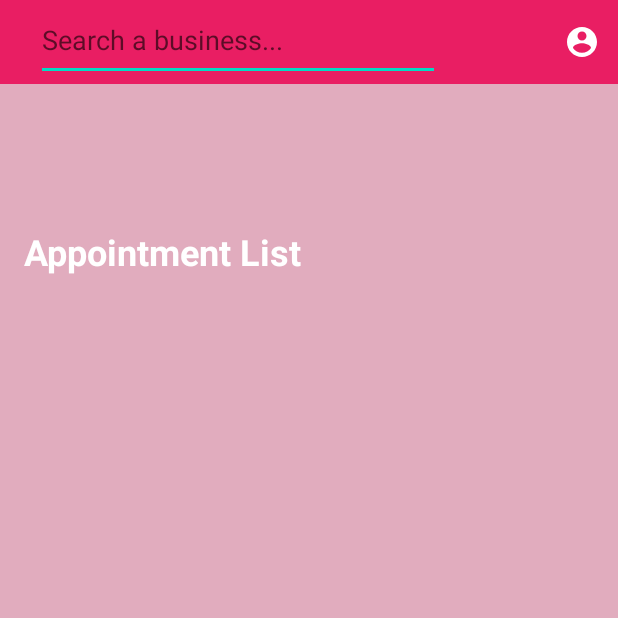
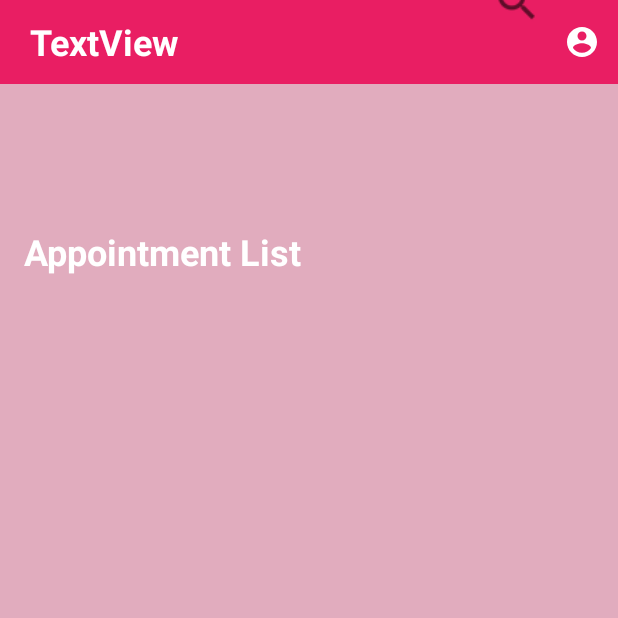
Before and after one commit to DimaAbbas/FinalProject-UniHaifa, an Android app: the CustomerHomePage screen opened directly, with no data from a screen before it, on a phone screen of 412 x 824 dp, the top half of it. Run offline under Robolectric (Android 15) with nearby library versions, the phone set to English and light mode, and no system bars; our stand-ins replace Firebase (no records; nobody signed in at launch, a user with empty details on screens opened directly); 3 statements that could not run were skipped.

Commit message:
Update all for the customer user

```diff
--- a/app/src/main/java/com/example/finalproject_unihaifa/AppointmentType.java
+++ b/app/src/main/java/com/example/finalproject_unihaifa/AppointmentType.java
@@ -62,4 +62,8 @@ public class AppointmentType {
     public int getPrice() {
         return price;
     }
+
+    public Map<String, Boolean> Days() {
+        return days;
+    }
 }
--- a/app/src/main/java/com/example/finalproject_unihaifa/CustomerHomePage.java
+++ b/app/src/main/java/com/example/finalproject_unihaifa/CustomerHomePage.java
@@ -2,11 +2,16 @@ package com.example.finalproject_unihaifa;
 
 import android.content.Intent;
 import android.os.Bundle;
+import android.view.MenuInflater;
+import android.view.MenuItem;
 import android.view.View;
 import android.widget.AdapterView;
 import android.widget.EditText;
 import android.widget.ListView;
+import android.widget.PopupMenu;
 import android.widget.SimpleAdapter;
+import android.widget.TextView;
+import android.widget.Toast;
 
 import androidx.annotation.NonNull;
 import androidx.annotation.Nullable;
@@ -18,6 +23,7 @@ import com.google.firebase.database.DataSnapshot;
 import com.google.firebase.database.DatabaseError;
 import com.google.firebase.database.DatabaseReference;
 import com.google.firebase.database.FirebaseDatabase;
+import com.google.firebase.database.Query;
 import com.google.firebase.database.ValueEventListener;
 
 import java.util.ArrayList;
@@ -27,14 +33,14 @@ import java.util.Map;
 
 public class CustomerHomePage extends AppCompatActivity implements AdapterView.OnItemClickListener, View.OnClickListener {
     ListView apps;
-    EditText searchTxt;
+    TextView username;
     FirebaseAuth mAuth;
     FirebaseDatabase database;
-    DatabaseReference myRef;
+    DatabaseReference myRef, myApp;
     List list = new ArrayList<>();
     ArrayList<Appointment> app = new ArrayList<Appointment>();;
     Map<String, String > item;
-    static String search;
+    static User user;
 
     @Override
     protected void onCreate(@Nullable Bundle savedInstanceState) {
@@ -44,28 +50,49 @@ public class CustomerHomePage extends AppCompatActivity implements AdapterView.O
         mAuth = FirebaseAuth.getInstance();
         database = FirebaseDatabase.getInstance();
         myRef = database.getReference("User");
+        myApp = database.getReference("Appointments");
+
         apps = (ListView) findViewById(R.id.Appointments);
         SimpleAdapter adapter = new SimpleAdapter(this, list, R.layout.multi_line,
                 new String[] {"line1","line2"}, new int[] {R.id.line_a,R.id.line_b});
         apps.setAdapter(adapter);
         adapter.notifyDataSetChanged();
 
+        username = (TextView) findViewById(R.id.username1);
+
         FirebaseUser current = mAuth.getCurrentUser();
 
         if(current != null){
-            myRef = myRef.child(current.getUid());
-            myRef.addListenerForSingleValueEvent(new ValueEventListener() {
+            list.clear();
+            Query query = myRef.child(current.getUid());
+            query.addListenerForSingleValueEvent(new ValueEventListener() {
                 @Override
                 public void onDataChange(@NonNull DataSnapshot snapshot) {
-                    User user = snapshot.getValue(User.class);
-                    app = user.getAppointments();
-                    for(Appointment i : app){
-                        item = new HashMap<String,String>();
-                        item.put("line1", i.getType() + " appointment at " + i.getBusinessN());
-                        item.put("line2", "Time : " + i.getStartTime().toString().subSequence(0,5) + ", Date : " + i.getDate());
-                        list.add(item);
-                        adapter.notifyDataSetChanged();
-                    }
+                    User user_ = snapshot.getValue(User.class);
+                    setUser(user_);
+                    app = user_.getAppointments();
+                    username.setText(user_.getName());
+                    myApp = myApp.child(user_.getName());
+                    myApp.addListenerForSingleValueEvent(new ValueEventListener() {
+                        @Override
+                        public void onDataChange(@NonNull DataSnapshot snapshot) {
+                            for(DataSnapshot i : snapshot.getChildren()){
+                                if(i.exists()){
+                                    Appointment p = i.getValue(Appointment.class);
+                                    item = new HashMap<String,String>();
+                                    item.put("line1", p.getType() + " appointment at " + p.getBusinessN());
+                                    item.put("line2", "Time : " + p.getStartTime().toString().subSequence(0,5) + ", Date : " + p.getDate());
+                                    list.add(item);
+                                    adapter.notifyDataSetChanged();
+                                }
+                            }
+                        }
+
+                        @Override
+                        public void onCancelled(@NonNull DatabaseError error) {
+
+                        }
+                    });
                 }
                 @Override
                 public void onCancelled(@NonNull DatabaseError error) {
@@ -75,7 +102,6 @@ public class CustomerHomePage extends AppCompatActivity implements AdapterView.O
         }
         apps.setOnItemClickListener(this);
 
-        searchTxt = (EditText) findViewById(R.id.searchTxt);
         findViewById(R.id.C_account).setOnClickListener(this);
         findViewById(R.id.search_btn).setOnClickListener(this);
     }
@@ -89,20 +115,45 @@ public class CustomerHomePage extends AppCompatActivity implements AdapterView.O
     public void onClick(View v) {
         switch (v.getId()){
             case R.id.C_account:
-                startActivity(new Intent(getApplicationContext(), AccountInfo.class));
+                showPopup(v);
                 break;
             case R.id.search_btn:
-                setSearchName(searchTxt.getText().toString().trim());
-                startActivity(new Intent(getApplicationContext(), com.example.finalproject_unihaifa.SearchResult.class));
+                startActivity(new Intent(getApplicationContext(), SearchResult.class));
                 break;
         }
+    }
+
+    public void showPopup(View v){
+        PopupMenu popup = new PopupMenu(this, v);
+        MenuInflater inflater = popup.getMenuInflater();
+        inflater.inflate(R.menu.customer_submenu, popup.getMenu());
+
+        popup.show();
+        popup.setOnMenuItemClickListener(new PopupMenu.OnMenuItemClickListener() {
+            @Override
+            public boolean onMenuItemClick(MenuItem item) {
+
+                switch (item.getItemId()) {
+                    case R.id.C_account_info:
+                        //Toast.makeText(getApplicationContext(), "Your account clicked", Toast.LENGTH_SHORT).show();
+                        startActivity(new Intent(getApplicationContext(), AccountInfo.class));
+                        break;
+                    case R.id.bu_list:
+                        //TODO
+                    case R.id.log_out1:
+                        //TODO
+                }
+
+                return true;
+            }
+        });
 
     }
 
-    public void setSearchName(String searchTxt){
-        search = searchTxt;
+    public void setUser(User user){
+        this.user = user;
     }
-    public static String getSearchName(){
-        return search;
+    public static User getUser(){
+        return user;
     }
 }
--- a/app/src/main/res/layout/activity_customer_home.xml
+++ b/app/src/main/res/layout/activity_customer_home.xml
@@ -17,33 +17,36 @@
         app:layout_constraintVertical_bias="0.0"
         app:menu="@menu/customer_menu"
         app:titleTextColor="#FFFFFF"
-        tools:layout_editor_absoluteX="-76dp" />
+        tools:layout_editor_absoluteX="0dp" />
 
-    <ImageButton
-        android:id="@+id/search_btn"
+    <TextView
+        android:id="@+id/username1"
         android:layout_width="wrap_content"
         android:layout_height="wrap_content"
-        android:layout_marginBottom="15dp"
-        android:background="@color/buttons"
-        app:layout_constraintBottom_toTopOf="@+id/linearLayout"
+        android:layout_marginStart="20dp"
+        android:layout_marginBottom="12dp"
+        android:text="TextView"
+        android:textColor="@color/white"
+        android:textSize="24sp"
+        android:textStyle="bold"
+        app:layout_constraintBottom_toBottomOf="@+id/toolbar"
+        app:layout_constraintStart_toStartOf="@+id/toolbar" />
+
+    <ImageView
+        android:id="@+id/search_btn"
+        android:layout_width="35dp"
+        android:layout_height="33dp"
+        android:layout_marginStart="100dp"
+        android:layout_marginTop="25dp"
+        android:layout_marginEnd="50dp"
+        android:layout_marginBottom="56dp"
+        app:layout_constraintBottom_toTopOf="@+id/toolbar"
         app:layout_constraintEnd_toEndOf="parent"
-        app:layout_constraintHorizontal_bias="0.89"
-        app:layout_constraintStart_toStartOf="parent"
+        app:layout_constraintHorizontal_bias="1.0"
+        app:layout_constraintStart_toEndOf="@+id/toolbar"
         app:layout_constraintTop_toTopOf="parent"
-        app:layout_constraintVertical_bias="1.0"
-        app:srcCompat="@drawable/ic_search_black_24dp" />
-
-    <EditText
-        android:id="@+id/searchTxt"
-        android:layout_width="269dp"
-        android:layout_height="54dp"
-        android:layout_marginStart="24dp"
-        android:ems="10"
-        android:hint="Search a business..."
-        android:inputType="textPersonName"
-        app:layout_constraintStart_toStartOf="@+id/toolbar"
-        tools:ignore="MissingConstraints"
-        tools:layout_editor_absoluteY="0dp" />
+        app:layout_constraintVertical_bias="0.13"
+        app:srcCompat="?android:attr/actionModeWebSearchDrawable" />
 
     <LinearLayout
         android:id="@+id/linearLayout"
--- /dev/null
+++ b/app/src/main/res/menu/customer_submenu.xml
@@ -0,0 +1,13 @@
+<?xml version="1.0" encoding="utf-8"?>
+<menu xmlns:android="http://schemas.android.com/apk/res/android">
+
+    <item
+        android:id="@+id/C_account_info"
+        android:title="Your Account" />
+    <item
+        android:id="@+id/bu_list"
+        android:title="Business List" />
+    <item
+        android:id="@+id/log_out1"
+        android:title="Log out" />
+</menu>
--- /dev/null
+++ b/app/src/main/res/menu/types_menu.xml
@@ -0,0 +1,4 @@
+<?xml version="1.0" encoding="utf-8"?>
+<menu xmlns:android="http://schemas.android.com/apk/res/android">
+    <group android:id="@+id/group" />
+</menu>
```
Also changed, not shown: app/src/main/java/com/example/finalproject_unihaifa/Appointment.java (+8 -4 lines), app/src/main/java/com/example/finalproject_unihaifa/Booking.java (+287 -7 lines), app/src/main/java/com/example/finalproject_unihaifa/BusinessUser.java (+2 -5 lines), app/src/main/java/com/example/finalproject_unihaifa/SearchResult.java (+7 -5 lines), app/src/main/java/com/example/finalproject_unihaifa/User.java (+1 -22 lines), app/src/main/res/layout/activity_booking.xml (+53 -20 lines), app/src/main/res/layout/activity_search_result.xml (+15 -16 lines), app/src/main/res/layout/list_item.xml (added, +19 -0 lines).
